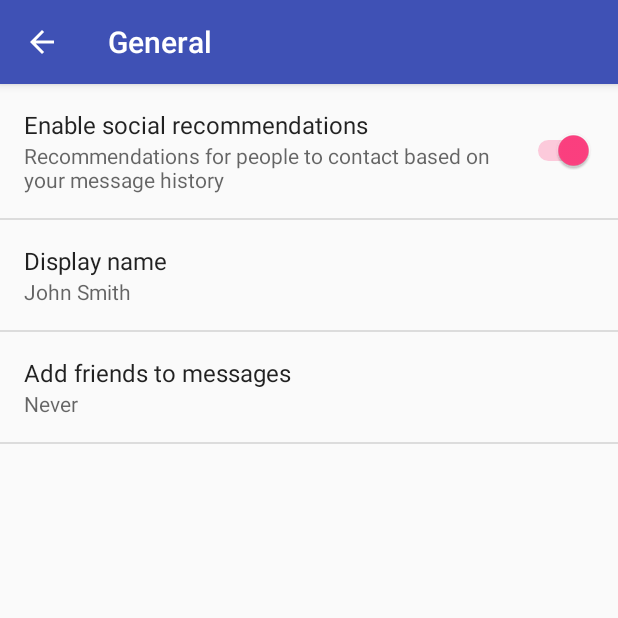
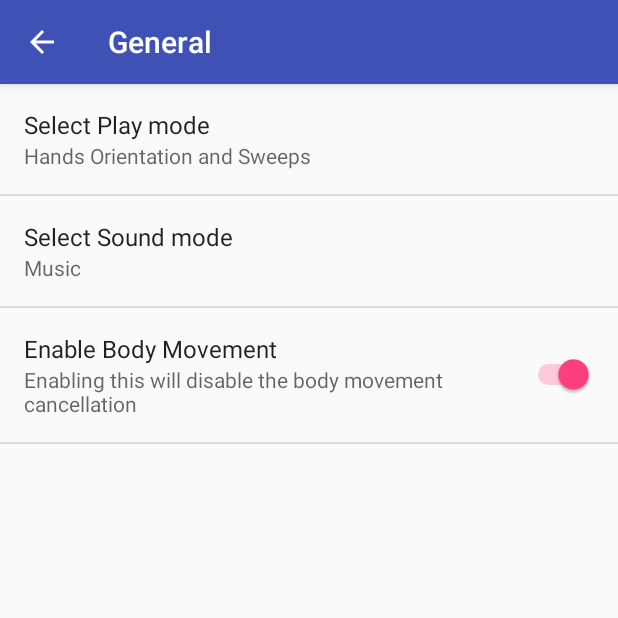
Before and after one commit to bosorawis/MotionMusicOSU, an Android app: the SettingsActivity screen opened directly, with no data from a screen before it, after a tap on "General", on a phone screen of 412 x 824 dp, the top half of it. Run offline under Robolectric (Android 15) with nearby library versions, the phone set to English and light mode, and no system bars.

Commit message:
Added general setting menu

```diff
--- a/app/src/main/java/complexability/motionmusic/SettingsActivity.java
+++ b/app/src/main/java/complexability/motionmusic/SettingsActivity.java
@@ -13,6 +13,7 @@ import android.os.Bundle;
 import android.preference.ListPreference;
 import android.preference.Preference;
 import android.preference.PreferenceActivity;
+import android.support.v4.app.NavUtils;
 import android.support.v7.app.ActionBar;
 import android.preference.PreferenceFragment;
 import android.preference.PreferenceManager;
@@ -37,7 +38,10 @@ public class SettingsActivity extends AppCompatPreferenceActivity {
     @Override
     protected void onCreate(Bundle savedInstanceState) {
         super.onCreate(savedInstanceState);
+        //getActionBar().setDisplayHomeAsUpEnabled(true);
+
         setupActionBar();
+
     }
 
     /**
@@ -69,6 +73,22 @@ public class SettingsActivity extends AppCompatPreferenceActivity {
                 & Configuration.SCREENLAYOUT_SIZE_MASK) >= Configuration.SCREENLAYOUT_SIZE_XLARGE;
     }
 
+    /**
+     *
+     * Navigate back from setting page to the application
+     */
+    /*
+    @Override
+    public boolean onOptionsItemSelected(MenuItem item) {
+        switch (item.getItemId()) {
+            // Respond to the action bar's Up/Home button
+            case android.R.id.home:
+                NavUtils.navigateUpFromSameTask(this);
+                return true;
+        }
+        return super.onOptionsItemSelected(item);
+    }
+    */
     /**
      * {@inheritDoc}
      */
@@ -157,9 +177,9 @@ public class SettingsActivity extends AppCompatPreferenceActivity {
      */
     protected boolean isValidFragment(String fragmentName) {
         return PreferenceFragment.class.getName().equals(fragmentName)
-                || GeneralPreferenceFragment.class.getName().equals(fragmentName)
-                || DataSyncPreferenceFragment.class.getName().equals(fragmentName)
-                || NotificationPreferenceFragment.class.getName().equals(fragmentName);
+                || GeneralPreferenceFragment.class.getName().equals(fragmentName);
+                //|| DataSyncPreferenceFragment.class.getName().equals(fragmentName)
+                //|| NotificationPreferenceFragment.class.getName().equals(fragmentName);
     }
 
     /**
@@ -178,8 +198,9 @@ public class SettingsActivity extends AppCompatPreferenceActivity {
             // to their values. When their values change, their summaries are
             // updated to reflect the new value, per the Android Design
             // guidelines.
-            bindPreferenceSummaryToValue(findPreference("example_text"));
-            bindPreferenceSummaryToValue(findPreference("example_list"));
+            bindPreferenceSummaryToValue(findPreference("Sound_mode"));
+            bindPreferenceSummaryToValue(findPreference("Play_mode"));
+            //bindPreferenceSummaryToValue(findPreference("Enable_body_movement"));
         }
 
         @Override
@@ -197,6 +218,7 @@ public class SettingsActivity extends AppCompatPreferenceActivity {
      * This fragment shows notification preferences only. It is used when the
      * activity is showing a two-pane settings UI.
      */
+    /*
     @TargetApi(Build.VERSION_CODES.HONEYCOMB)
     public static class NotificationPreferenceFragment extends PreferenceFragment {
         @Override
@@ -222,11 +244,12 @@ public class SettingsActivity extends AppCompatPreferenceActivity {
             return super.onOptionsItemSelected(item);
         }
     }
-
+    */
     /**
      * This fragment shows data and sync preferences only. It is used when the
      * activity is showing a two-pane settings UI.
      */
+    /*
     @TargetApi(Build.VERSION_CODES.HONEYCOMB)
     public static class DataSyncPreferenceFragment extends PreferenceFragment {
         @Override
@@ -252,4 +275,5 @@ public class SettingsActivity extends AppCompatPreferenceActivity {
             return super.onOptionsItemSelected(item);
         }
     }
+    */
 }
--- a/app/src/main/res/values/strings.xml
+++ b/app/src/main/res/values/strings.xml
@@ -13,29 +13,40 @@
     <!--====================================================-->
     <!-- Strings related to Settings -->
 
-    <!-- Example General settings -->
+    <!-- General settings -->
     <string name="pref_header_general">General</string>
 
-    <string name="pref_title_social_recommendations">Enable social recommendations</string>
-    <string name="pref_description_social_recommendations">Recommendations for people to contact
-        based on your message history
-    </string>
-
+    <!--
     <string name="pref_title_display_name">Display name</string>
-    <string name="pref_default_display_name">John Smith</string>
-
-    <string name="pref_title_add_friends_to_messages">Add friends to messages</string>
-    <string-array name="pref_example_list_titles">
-        <item>Always</item>
-        <item>When possible</item>
-        <item>Never</item>
+    <string name="pref_default_display_name">John Doe</string>
+    -->
+    <!-- Play mode selection -->
+    <string name="pref_play_mode_selection">Select Play mode</string>
+    <string-array name="pref_play_mode_available">
+        <item>Hands Orientation and Sweeps</item>
+        <item>Hands Orientation Only</item>
     </string-array>
-    <string-array name="pref_example_list_values">
+    <string-array name="pref_play_mode_list_values">
         <item>1</item>
         <item>0</item>
-        <item>-1</item>
     </string-array>
+    <!-- Sound mode selection -->
+    <string name="pref_sound_mode_selection">Select Sound mode</string>
+    <string-array name="pref_sound_mode_available">
+        <item>Music</item>
+        <item>Sound Effects</item>
 
+    </string-array>
+    <string-array name="pref_sound_mode_list_values">
+        <item>1</item>
+        <item>0</item>
+    </string-array>
+    <!-- Ignore body movement -->
+    <string name="pref_enable_body_movement">Enable Body Movement</string>
+    <string name="pref_description_enable_body_movement">Enabling this will disable the
+        body movement cancellation
+    </string>
+    <!--=======================================================-->
     <!-- Example settings for Data & Sync -->
     <string name="pref_header_data_sync">Data &amp; sync</string>
 
@@ -68,4 +79,7 @@
     <string name="pref_ringtone_silent">Silent</string>
 
     <string name="pref_title_vibrate">Vibrate</string>
+
+    <!--String related to playmode-->
+    <string name="pref_config">Configurations</string>
 </resources>
--- /dev/null
+++ b/app/src/main/res/xml/pref_config.xml
@@ -0,0 +1,5 @@
+<?xml version="1.0" encoding="utf-8"?>
+<PreferenceScreen xmlns:android="http://schemas.android.com/apk/res/android">
+
+
+</PreferenceScreen>
--- a/app/src/main/res/xml/pref_general.xml
+++ b/app/src/main/res/xml/pref_general.xml
@@ -1,13 +1,8 @@
 <PreferenceScreen xmlns:android="http://schemas.android.com/apk/res/android">
-
-    <SwitchPreference
-        android:key="example_switch"
-        android:title="@string/pref_title_social_recommendations"
-        android:summary="@string/pref_description_social_recommendations"
-        android:defaultValue="true" />
 
     <!-- NOTE: EditTextPreference accepts EditText attributes. -->
     <!-- NOTE: EditTextPreference's summary should be set to its value by the activity code. -->
+    <!--
     <EditTextPreference
         android:key="example_text"
         android:title="@string/pref_title_display_name"
@@ -17,17 +12,33 @@
         android:capitalize="words"
         android:singleLine="true"
         android:maxLines="1" />
-
+    -->
     <!-- NOTE: Hide buttons to simplify the UI. Users can touch outside the dialog to
          dismiss it. -->
     <!-- NOTE: ListPreference's summary should be set to its value by the activity code. -->
+    <!--List for play mode -->
     <ListPreference
-        android:key="example_list"
-        android:title="@string/pref_title_add_friends_to_messages"
-        android:defaultValue="-1"
-        android:entries="@array/pref_example_list_titles"
-        android:entryValues="@array/pref_example_list_values"
+        android:key="Play_mode"
+        android:title="@string/pref_play_mode_selection"
+        android:entries="@array/pref_play_mode_available"
+        android:entryValues="@array/pref_play_mode_list_values"
+        android:defaultValue="1"
+        android:negativeButtonText="@null"
+        android:positiveButtonText="@null" />
+    <!--List for sound mode -->
+
+    <ListPreference
+        android:key="Sound_mode"
+        android:title="@string/pref_sound_mode_selection"
+        android:entries="@array/pref_sound_mode_available"
+        android:entryValues="@array/pref_sound_mode_list_values"
+        android:defaultValue="1"
         android:negativeButtonText="@null"
         android:positiveButtonText="@null" />
 
+    <SwitchPreference
+        android:key="Enable_body_movement"
+        android:title="@string/pref_enable_body_movement"
+        android:summary="@string/pref_description_enable_body_movement"
+        android:defaultValue="true" />
 </PreferenceScreen>
--- a/app/src/main/res/xml/pref_headers.xml
+++ b/app/src/main/res/xml/pref_headers.xml
@@ -1,10 +1,13 @@
 <preference-headers xmlns:android="http://schemas.android.com/apk/res/android">
 
     <!-- These settings headers are only used on tablets. -->
-
     <header android:fragment="complexability.motionmusic.SettingsActivity$GeneralPreferenceFragment"
         android:title="@string/pref_header_general" android:icon="@drawable/ic_info_black_24dp" />
-
+    <!--
+    <header android:fragment="complexability.motionmusic.SettingsActivity$GeneralPreferenceFragment"
+        android:title="@string/pref_header_general" android:icon="@drawable/ic_info_black_24dp" />
+    -->
+    <!--
     <header
         android:fragment="complexability.motionmusic.SettingsActivity$NotificationPreferenceFragment"
         android:title="@string/pref_header_notifications"
@@ -13,5 +16,5 @@
     <header
         android:fragment="complexability.motionmusic.SettingsActivity$DataSyncPreferenceFragment"
         android:title="@string/pref_header_data_sync" android:icon="@drawable/ic_sync_black_24dp" />
-
+    -->
 </preference-headers>
```
